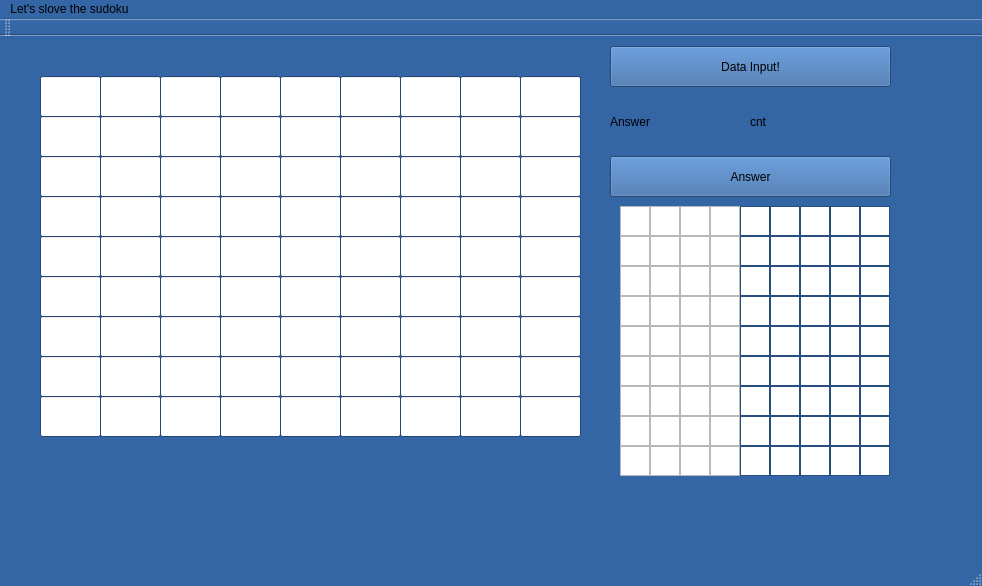
Above: anothergui/gui/mainwindow.ui from fastz123/EmbededSW_Proj before the change. Below: the same form after it.
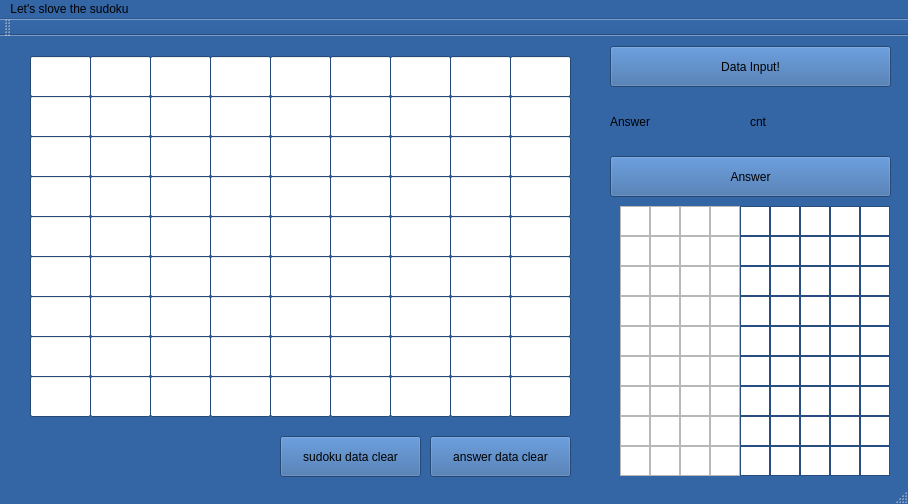
That is the form after the change.

Commit message: add sudoku clear btn and answer clear btn

```diff
--- a/anothergui/gui/mainwindow.ui
+++ b/anothergui/gui/mainwindow.ui
@@ -6,8 +6,8 @@
    <rect>
     <x>0</x>
     <y>0</y>
-    <width>982</width>
-    <height>586</height>
+    <width>908</width>
+    <height>504</height>
    </rect>
   </property>
   <property name="palette">
@@ -1438,8 +1438,8 @@
    <widget class="QLineEdit" name="lineEdit">
     <property name="geometry">
      <rect>
-      <x>40</x>
-      <y>40</y>
+      <x>30</x>
+      <y>20</y>
       <width>61</width>
       <height>41</height>
      </rect>
@@ -1448,8 +1448,8 @@
    <widget class="QLineEdit" name="lineEdit_2">
     <property name="geometry">
      <rect>
-      <x>100</x>
-      <y>40</y>
+      <x>90</x>
+      <y>20</y>
       <width>61</width>
       <height>41</height>
      </rect>
@@ -1458,8 +1458,8 @@
    <widget class="QLineEdit" name="lineEdit_3">
     <property name="geometry">
      <rect>
-      <x>160</x>
-      <y>40</y>
+      <x>150</x>
+      <y>20</y>
       <width>61</width>
       <height>41</height>
      </rect>
@@ -1468,8 +1468,8 @@
    <widget class="QLineEdit" name="lineEdit_4">
     <property name="geometry">
      <rect>
-      <x>220</x>
-      <y>40</y>
+      <x>210</x>
+      <y>20</y>
       <width>61</width>
       <height>41</height>
      </rect>
@@ -1478,8 +1478,8 @@
    <widget class="QLineEdit" name="lineEdit_5">
     <property name="geometry">
      <rect>
-      <x>280</x>
-      <y>40</y>
+      <x>270</x>
+      <y>20</y>
       <width>61</width>
       <height>41</height>
      </rect>
@@ -1488,8 +1488,8 @@
    <widget class="QLineEdit" name="lineEdit_6">
     <property name="geometry">
      <rect>
-      <x>340</x>
-      <y>40</y>
+      <x>330</x>
+      <y>20</y>
       <width>61</width>
       <height>41</height>
      </rect>
@@ -1498,8 +1498,8 @@
    <widget class="QLineEdit" name="lineEdit_7">
     <property name="geometry">
      <rect>
-      <x>400</x>
-      <y>40</y>
+      <x>390</x>
+      <y>20</y>
       <width>61</width>
       <height>41</height>
      </rect>
@@ -1508,8 +1508,8 @@
    <widget class="QLineEdit" name="lineEdit_8">
     <property name="geometry">
      <rect>
-      <x>460</x>
-      <y>40</y>
+      <x>450</x>
+      <y>20</y>
       <width>61</width>
       <height>41</height>
      </rect>
@@ -1518,8 +1518,8 @@
    <widget class="QLineEdit" name="lineEdit_9">
     <property name="geometry">
      <rect>
-      <x>520</x>
-      <y>40</y>
+      <x>510</x>
+      <y>20</y>
       <width>61</width>
       <height>41</height>
      </rect>
@@ -1528,8 +1528,8 @@
    <widget class="QLineEdit" name="lineEdit_10">
     <property name="geometry">
      <rect>
-      <x>40</x>
-      <y>80</y>
+      <x>30</x>
+      <y>60</y>
       <width>61</width>
       <height>41</height>
      </rect>
@@ -1538,8 +1538,8 @@
    <widget class="QLineEdit" name="lineEdit_11">
     <property name="geometry">
      <rect>
-      <x>100</x>
-      <y>80</y>
+      <x>90</x>
+      <y>60</y>
       <width>61</width>
       <height>41</height>
      </rect>
@@ -1548,8 +1548,8 @@
    <widget class="QLineEdit" name="lineEdit_12">
     <property name="geometry">
      <rect>
-      <x>160</x>
-      <y>80</y>
+      <x>150</x>
+      <y>60</y>
       <width>61</width>
       <height>41</height>
      </rect>
@@ -1558,8 +1558,8 @@
    <widget class="QLineEdit" name="lineEdit_13">
     <property name="geometry">
      <rect>
-      <x>220</x>
-      <y>80</y>
+      <x>210</x>
+      <y>60</y>
       <width>61</width>
       <height>41</height>
      </rect>
@@ -1568,8 +1568,8 @@
    <widget class="QLineEdit" name="lineEdit_14">
     <property name="geometry">
      <rect>
-      <x>280</x>
-      <y>80</y>
+      <x>270</x>
+      <y>60</y>
       <width>61</width>
       <height>41</height>
      </rect>
@@ -1578,8 +1578,8 @@
    <widget class="QLineEdit" name="lineEdit_15">
     <property name="geometry">
      <rect>
-      <x>340</x>
-      <y>80</y>
+      <x>330</x>
+      <y>60</y>
       <width>61</width>
       <height>41</height>
      </rect>
@@ -1588,8 +1588,8 @@
    <widget class="QLineEdit" name="lineEdit_16">
     <property name="geometry">
      <rect>
-      <x>400</x>
-      <y>80</y>
+      <x>390</x>
+      <y>60</y>
       <width>61</width>
       <height>41</height>
      </rect>
@@ -1598,8 +1598,8 @@
    <widget class="QLineEdit" name="lineEdit_17">
     <property name="geometry">
      <rect>
-      <x>460</x>
-      <y>80</y>
+      <x>450</x>
+      <y>60</y>
       <width>61</width>
       <height>41</height>
      </rect>
@@ -1608,8 +1608,8 @@
    <widget class="QLineEdit" name="lineEdit_18">
     <property name="geometry">
      <rect>
-      <x>520</x>
-      <y>80</y>
+      <x>510</x>
+      <y>60</y>
       <width>61</width>
       <height>41</height>
      </rect>
@@ -1618,8 +1618,8 @@
    <widget class="QLineEdit" name="lineEdit_19">
     <property name="geometry">
      <rect>
-      <x>40</x>
-      <y>120</y>
+      <x>30</x>
+      <y>100</y>
       <width>61</width>
       <height>41</height>
      </rect>
@@ -1628,8 +1628,8 @@
    <widget class="QLineEdit" name="lineEdit_20">
     <property name="geometry">
      <rect>
-      <x>100</x>
-      <y>120</y>
+      <x>90</x>
+      <y>100</y>
       <width>61</width>
       <height>41</height>
      </rect>
@@ -1638,8 +1638,8 @@
    <widget class="QLineEdit" name="lineEdit_21">
     <property name="geometry">
      <rect>
-      <x>160</x>
-      <y>120</y>
+      <x>150</x>
+      <y>100</y>
       <width>61</width>
       <height>41</height>
      </rect>
@@ -1648,8 +1648,8 @@
    <widget class="QLineEdit" name="lineEdit_22">
     <property name="geometry">
      <rect>
-      <x>220</x>
-      <y>120</y>
+      <x>210</x>
+      <y>100</y>
       <width>61</width>
       <height>41</height>
      </rect>
@@ -1658,8 +1658,8 @@
    <widget class="QLineEdit" name="lineEdit_23">
     <property name="geometry">
      <rect>
-      <x>280</x>
-      <y>120</y>
+      <x>270</x>
+      <y>100</y>
       <width>61</width>
       <height>41</height>
      </rect>
@@ -1668,8 +1668,8 @@
    <widget class="QLineEdit" name="lineEdit_24">
     <property name="geometry">
      <rect>
-      <x>340</x>
-      <y>120</y>
+      <x>330</x>
+      <y>100</y>
       <width>61</width>
       <height>41</height>
      </rect>
@@ -1678,8 +1678,8 @@
    <widget class="QLineEdit" name="lineEdit_25">
     <property name="geometry">
      <rect>
-      <x>400</x>
-      <y>120</y>
+      <x>390</x>
+      <y>100</y>
       <width>61</width>
       <height>41</height>
      </rect>
@@ -1688,8 +1688,8 @@
    <widget class="QLineEdit" name="lineEdit_26">
     <property name="geometry">
      <rect>
-      <x>460</x>
-      <y>120</y>
+      <x>450</x>
+      <y>100</y>
       <width>61</width>
       <height>41</height>
      </rect>
@@ -1698,8 +1698,8 @@
    <widget class="QLineEdit" name="lineEdit_27">
     <property name="geometry">
      <rect>
-      <x>520</x>
-      <y>120</y>
+      <x>510</x>
+      <y>100</y>
       <width>61</width>
       <height>41</height>
      </rect>
@@ -1708,8 +1708,8 @@
    <widget class="QLineEdit" name="lineEdit_28">
     <property name="geometry">
      <rect>
-      <x>40</x>
-      <y>160</y>
+      <x>30</x>
+      <y>140</y>
       <width>61</width>
       <height>41</height>
      </rect>
@@ -1718,8 +1718,8 @@
    <widget class="QLineEdit" name="lineEdit_29">
     <property name="geometry">
      <rect>
-      <x>100</x>
-      <y>160</y>
+      <x>90</x>
+      <y>140</y>
       <width>61</width>
       <height>41</height>
      </rect>
@@ -1728,8 +1728,8 @@
    <widget class="QLineEdit" name="lineEdit_30">
     <property name="geometry">
      <rect>
-      <x>160</x>
-      <y>160</y>
+      <x>150</x>
+      <y>140</y>
       <width>61</width>
       <height>41</height>
      </rect>
@@ -1738,8 +1738,8 @@
    <widget class="QLineEdit" name="lineEdit_31">
     <property name="geometry">
      <rect>
-      <x>220</x>
-      <y>160</y>
+      <x>210</x>
+      <y>140</y>
       <width>61</width>
       <height>41</height>
      </rect>
@@ -1748,8 +1748,8 @@
    <widget class="QLineEdit" name="lineEdit_32">
     <property name="geometry">
      <rect>
-      <x>280</x>
-      <y>160</y>
+      <x>270</x>
+      <y>140</y>
       <width>61</width>
       <height>41</height>
      </rect>
@@ -1758,8 +1758,8 @@
    <widget class="QLineEdit" name="lineEdit_33">
     <property name="geometry">
      <rect>
-      <x>340</x>
-      <y>160</y>
+      <x>330</x>
+      <y>140</y>
       <width>61</width>
       <height>41</height>
      </rect>
@@ -1768,8 +1768,8 @@
    <widget class="QLineEdit" name="lineEdit_34">
     <property name="geometry">
      <rect>
-      <x>400</x>
-      <y>160</y>
+      <x>390</x>
+      <y>140</y>
       <width>61</width>
       <height>41</height>
      </rect>
@@ -1778,8 +1778,8 @@
    <widget class="QLineEdit" name="lineEdit_35">
     <property name="geometry">
      <rect>
-      <x>460</x>
-      <y>160</y>
+      <x>450</x>
+      <y>140</y>
       <width>61</width>
       <height>41</height>
      </rect>
@@ -1788,8 +1788,8 @@
    <widget class="QLineEdit" name="lineEdit_36">
     <property name="geometry">
      <rect>
-      <x>520</x>
-      <y>160</y>
+      <x>510</x>
+      <y>140</y>
       <width>61</width>
       <height>41</height>
      </rect>
@@ -1798,8 +1798,8 @@
    <widget class="QLineEdit" name="lineEdit_37">
     <property name="geometry">
      <rect>
-      <x>40</x>
-      <y>200</y>
+      <x>30</x>
+      <y>180</y>
       <width>61</width>
       <height>41</height>
      </rect>
@@ -1808,8 +1808,8 @@
    <widget class="QLineEdit" name="lineEdit_38">
     <property name="geometry">
      <rect>
-      <x>100</x>
-      <y>200</y>
+      <x>90</x>
+      <y>180</y>
       <width>61</width>
       <height>41</height>
      </rect>
@@ -1818,8 +1818,8 @@
    <widget class="QLineEdit" name="lineEdit_39">
     <property name="geometry">
      <rect>
-      <x>160</x>
-      <y>200</y>
+      <x>150</x>
+      <y>180</y>
       <width>61</width>
       <height>41</height>
      </rect>
@@ -1828,8 +1828,8 @@
    <widget class="QLineEdit" name="lineEdit_40">
     <property name="geometry">
      <rect>
-      <x>220</x>
-      <y>200</y>
+      <x>210</x>
+      <y>180</y>
       <width>61</width>
       <height>41</height>
      </rect>
@@ -1838,8 +1838,8 @@
    <widget class="QLineEdit" name="lineEdit_41">
     <property name="geometry">
      <rect>
-      <x>280</x>
-      <y>200</y>
+      <x>270</x>
+      <y>180</y>
       <width>61</width>
       <height>41</height>
      </rect>
@@ -1848,8 +1848,8 @@
    <widget class="QLineEdit" name="lineEdit_42">
     <property name="geometry">
      <rect>
-      <x>340</x>
-      <y>200</y>
+      <x>330</x>
+      <y>180</y>
       <width>61</width>
       <height>41</height>
      </rect>
@@ -1858,8 +1858,8 @@
    <widget class="QLineEdit" name="lineEdit_43">
     <property name="geometry">
      <rect>
-      <x>400</x>
-      <y>200</y>
+      <x>390</x>
+      <y>180</y>
       <width>61</width>
       <height>41</height>
      </rect>
@@ -1868,8 +1868,8 @@
    <widget class="QLineEdit" name="lineEdit_44">
     <property name="geometry">
      <rect>
-      <x>460</x>
-      <y>200</y>
+      <x>450</x>
+      <y>180</y>
       <width>61</width>
       <height>41</height>
      </rect>
@@ -1878,8 +1878,8 @@
    <widget class="QLineEdit" name="lineEdit_45">
     <property name="geometry">
      <rect>
-      <x>520</x>
-      <y>200</y>
+      <x>510</x>
+      <y>180</y>
       <width>61</width>
       <height>41</height>
      </rect>
@@ -1888,8 +1888,8 @@
    <widget class="QLineEdit" name="lineEdit_46">
     <property name="geometry">
      <rect>
-      <x>40</x>
-      <y>240</y>
+      <x>30</x>
+      <y>220</y>
       <width>61</width>
       <height>41</height>
      </rect>
@@ -1898,8 +1898,8 @@
    <widget class="QLineEdit" name="lineEdit_47">
     <property name="geometry">
      <rect>
-      <x>100</x>
-      <y>240</y>
+      <x>90</x>
+      <y>220</y>
       <width>61</width>
       <height>41</height>
      </rect>
@@ -1908,8 +1908,8 @@
    <widget class="QLineEdit" name="lineEdit_48">
     <property name="geometry">
      <rect>
-      <x>160</x>
-      <y>240</y>
+      <x>150</x>
+      <y>220</y>
       <width>61</width>
       <height>41</height>
      </rect>
@@ -1918,8 +1918,8 @@
    <widget class="QLineEdit" name="lineEdit_49">
     <property name="geometry">
      <rect>
-      <x>220</x>
-      <y>240</y>
+      <x>210</x>
+      <y>220</y>
       <width>61</width>
       <height>41</height>
      </rect>
@@ -1928,8 +1928,8 @@
    <widget class="QLineEdit" name="lineEdit_50">
     <property name="geometry">
      <rect>
-      <x>280</x>
-      <y>240</y>
+      <x>270</x>
+      <y>220</y>
       <width>61</width>
       <height>41</height>
      </rect>
@@ -1938,8 +1938,8 @@
    <widget class="QLineEdit" name="lineEdit_51">
     <property name="geometry">
      <rect>
-      <x>340</x>
-      <y>240</y>
+      <x>330</x>
+      <y>220</y>
       <width>61</width>
       <height>41</height>
      </rect>
@@ -1948,8 +1948,8 @@
    <widget class="QLineEdit" name="lineEdit_52">
     <property name="geometry">
      <rect>
-      <x>400</x>
-      <y>240</y>
+      <x>390</x>
+      <y>220</y>
       <width>61</width>
       <height>41</height>
      </rect>
@@ -1958,8 +1958,8 @@
    <widget class="QLineEdit" name="lineEdit_53">
     <property name="geometry">
      <rect>
-      <x>460</x>
-      <y>240</y>
+      <x>450</x>
+      <y>220</y>
       <width>61</width>
       <height>41</height>
      </rect>
@@ -1968,8 +1968,8 @@
    <widget class="QLineEdit" name="lineEdit_54">
     <property name="geometry">
      <rect>
-      <x>520</x>
-      <y>240</y>
+      <x>510</x>
+      <y>220</y>
       <width>61</width>
       <height>41</height>
      </rect>
@@ -1978,8 +1978,8 @@
    <widget class="QLineEdit" name="lineEdit_55">
     <property name="geometry">
      <rect>
-      <x>40</x>
-      <y>280</y>
+      <x>30</x>
+      <y>260</y>
       <width>61</width>
       <height>41</height>
      </rect>
@@ -1988,8 +1988,8 @@
    <widget class="QLineEdit" name="lineEdit_56">
     <property name="geometry">
      <rect>
-      <x>100</x>
-      <y>280</y>
+      <x>90</x>
+      <y>260</y>
       <width>61</width>
       <height>41</height>
      </rect>
@@ -1998,8 +1998,8 @@
    <widget class="QLineEdit" name="lineEdit_57">
     <property name="geometry">
      <rect>
-      <x>160</x>
-      <y>280</y>
+      <x>150</x>
+      <y>260</y>
       <width>61</width>
       <height>41</height>
      </rect>
@@ -2008,8 +2008,8 @@
    <widget class="QLineEdit" name="lineEdit_58">
     <property name="geometry">
      <rect>
-      <x>220</x>
-      <y>280</y>
+      <x>210</x>
+      <y>260</y>
       <width>61</width>
       <height>41</height>
      </rect>
@@ -2018,8 +2018,8 @@
    <widget class="QLineEdit" name="lineEdit_59">
     <property name="geometry">
      <rect>
-      <x>280</x>
-      <y>280</y>
+      <x>270</x>
+      <y>260</y>
       <width>61</width>
       <height>41</height>
      </rect>
@@ -2028,8 +2028,8 @@
    <widget class="QLineEdit" name="lineEdit_60">
     <property name="geometry">
      <rect>
-      <x>340</x>
-      <y>280</y>
+      <x>330</x>
+      <y>260</y>
       <width>61</width>
       <height>41</height>
      </rect>
@@ -2038,8 +2038,8 @@
    <widget class="QLineEdit" name="lineEdit_61">
     <property name="geometry">
      <rect>
-      <x>400</x>
-      <y>280</y>
+      <x>390</x>
+      <y>260</y>
       <width>61</width>
       <height>41</height>
      </rect>
@@ -2048,8 +2048,8 @@
    <widget class="QLineEdit" name="lineEdit_62">
     <property name="geometry">
      <rect>
-      <x>460</x>
-      <y>280</y>
+      <x>450</x>
+      <y>260</y>
       <width>61</width>
       <height>41</height>
      </rect>
@@ -2058,8 +2058,8 @@
    <widget class="QLineEdit" name="lineEdit_63">
     <property name="geometry">
      <rect>
-      <x>520</x>
-      <y>280</y>
+      <x>510</x>
+      <y>260</y>
       <width>61</width>
       <height>41</height>
      </rect>
@@ -2068,8 +2068,8 @@
    <widget class="QLineEdit" name="lineEdit_64">
     <property name="geometry">
      <rect>
-      <x>40</x>
-      <y>320</y>
+      <x>30</x>
+      <y>300</y>
       <width>61</width>
       <height>41</height>
      </rect>
@@ -2078,8 +2078,8 @@
    <widget class="QLineEdit" name="lineEdit_65">
     <property name="geometry">
      <rect>
-      <x>100</x>
-      <y>320</y>
+      <x>90</x>
+      <y>300</y>
       <width>61</width>
       <height>41</height>
      </rect>
@@ -2088,8 +2088,8 @@
    <widget class="QLineEdit" name="lineEdit_66">
     <property name="geometry">
      <rect>
-      <x>160</x>
-      <y>320</y>
+      <x>150</x>
+      <y>300</y>
       <width>61</width>
       <height>41</height>
      </rect>
@@ -2098,8 +2098,8 @@
    <widget class="QLineEdit" name="lineEdit_67">
     <property name="geometry">
      <rect>
-      <x>220</x>
-      <y>320</y>
+      <x>210</x>
+      <y>300</y>
       <width>61</width>
       <height>41</height>
      </rect>
@@ -2108,8 +2108,8 @@
    <widget class="QLineEdit" name="lineEdit_68">
     <property name="geometry">
      <rect>
-      <x>280</x>
-      <y>320</y>
+      <x>270</x>
+      <y>300</y>
       <width>61</width>
       <height>41</height>
      </rect>
@@ -2118,8 +2118,8 @@
    <widget class="QLineEdit" name="lineEdit_69">
     <property name="geometry">
      <rect>
-      <x>340</x>
-      <y>320</y>
+      <x>330</x>
+      <y>300</y>
       <width>61</width>
       <height>41</height>
      </rect>
@@ -2128,8 +2128,8 @@
    <widget class="QLineEdit" name="lineEdit_70">
     <property name="geometry">
      <rect>
-      <x>400</x>
-      <y>320</y>
+      <x>390</x>
+      <y>300</y>
       <width>61</width>
       <height>41</height>
      </rect>
@@ -2138,8 +2138,8 @@
    <widget class="QLineEdit" name="lineEdit_71">
     <property name="geometry">
      <rect>
-      <x>460</x>
-      <y>320</y>
+      <x>450</x>
+      <y>300</y>
       <width>61</width>
       <height>41</height>
      </rect>
@@ -2148,8 +2148,8 @@
    <widget class="QLineEdit" name="lineEdit_72">
     <property name="geometry">
      <rect>
-      <x>520</x>
-      <y>320</y>
+      <x>510</x>
+      <y>300</y>
       <width>61</width>
       <height>41</height>
      </rect>
@@ -2158,8 +2158,8 @@
    <widget class="QLineEdit" name="lineEdit_73">
     <property name="geometry">
      <rect>
-      <x>40</x>
-      <y>360</y>
+      <x>30</x>
+      <y>340</y>
       <width>61</width>
       <height>41</height>
      </rect>
@@ -2168,8 +2168,8 @@
    <widget class="QLineEdit" name="lineEdit_74">
     <property name="geometry">
      <rect>
-      <x>100</x>
-      <y>360</y>
+      <x>90</x>
+      <y>340</y>
       <width>61</width>
       <height>41</height>
      </rect>
@@ -2178,8 +2178,8 @@
    <widget class="QLineEdit" name="lineEdit_75">
     <property name="geometry">
      <rect>
-      <x>160</x>
-      <y>360</y>
+      <x>150</x>
+      <y>340</y>
       <width>61</width>
       <height>41</height>
      </rect>
@@ -2188,8 +2188,8 @@
    <widget class="QLineEdit" name="lineEdit_76">
     <property name="geometry">
      <rect>
-      <x>220</x>
-      <y>360</y>
+      <x>210</x>
+      <y>340</y>
       <width>61</width>
       <height>41</height>
      </rect>
@@ -2198,8 +2198,8 @@
    <widget class="QLineEdit" name="lineEdit_77">
     <property name="geometry">
      <rect>
-      <x>280</x>
-      <y>360</y>
+      <x>270</x>
+      <y>340</y>
       <width>61</width>
       <height>41</height>
      </rect>
@@ -2208,8 +2208,8 @@
    <widget class="QLineEdit" name="lineEdit_78">
     <property name="geometry">
      <rect>
-      <x>340</x>
-      <y>360</y>
+      <x>330</x>
+      <y>340</y>
       <width>61</width>
       <height>41</height>
      </rect>
@@ -2218,8 +2218,8 @@
    <widget class="QLineEdit" name="lineEdit_79">
     <property name="geometry">
      <rect>
-      <x>400</x>
-      <y>360</y>
+      <x>390</x>
+      <y>340</y>
       <width>61</width>
       <height>41</height>
      </rect>
@@ -2228,8 +2228,8 @@
    <widget class="QLineEdit" name="lineEdit_80">
     <property name="geometry">
      <rect>
-      <x>460</x>
-      <y>360</y>
+      <x>450</x>
+      <y>340</y>
       <width>61</width>
       <height>41</height>
      </rect>
@@ -2238,20 +2238,46 @@
    <widget class="QLineEdit" name="lineEdit_81">
     <property name="geometry">
      <rect>
-      <x>520</x>
-      <y>360</y>
+      <x>510</x>
+      <y>340</y>
       <width>61</width>
       <height>41</height>
      </rect>
     </property>
    </widget>
+   <widget class="QPushButton" name="sudokuclearbtn">
+    <property name="geometry">
+     <rect>
+      <x>280</x>
+      <y>400</y>
+      <width>141</width>
+      <height>41</height>
+     </rect>
+    </property>
+    <property name="text">
+     <string>sudoku data clear</string>
+    </property>
+   </widget>
+   <widget class="QPushButton" name="ansclearbtn">
+    <property name="geometry">
+     <rect>
+      <x>430</x>
+      <y>400</y>
+      <width>141</width>
+      <height>41</height>
+     </rect>
+    </property>
+    <property name="text">
+     <string>answer data clear</string>
+    </property>
+   </widget>
   </widget>
   <widget class="QMenuBar" name="menuBar">
    <property name="geometry">
     <rect>
      <x>0</x>
      <y>0</y>
-     <width>982</width>
+     <width>908</width>
      <height>22</height>
     </rect>
    </property>
```
